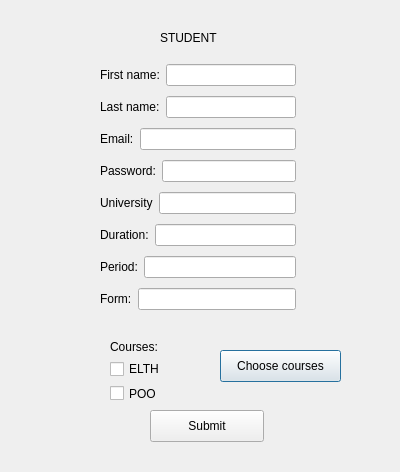
This is menustudent.ui in casalete/ErasmusIo as Qt 5 draws it before an edit. The edited form follows.
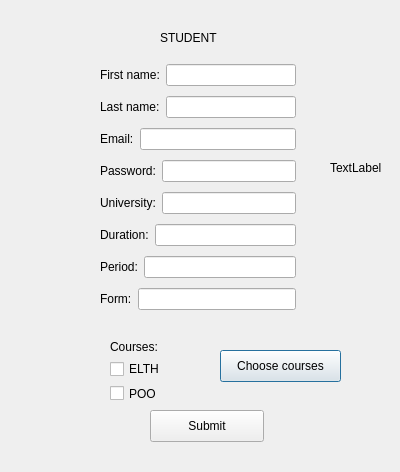
This is the edited form.

Commit message: update baza de date loginstudent, loginteacher, newuser, neterminat menustudent

```diff
--- a/menustudent.ui
+++ b/menustudent.ui
@@ -123,7 +123,7 @@
       <item>
        <widget class="QLabel" name="label_8">
         <property name="text">
-         <string>University</string>
+         <string>University:</string>
         </property>
        </widget>
       </item>
@@ -209,6 +209,19 @@
     </item>
    </layout>
   </widget>
+  <widget class="QLabel" name="label_11">
+   <property name="geometry">
+    <rect>
+     <x>330</x>
+     <y>160</y>
+     <width>59</width>
+     <height>16</height>
+    </rect>
+   </property>
+   <property name="text">
+    <string>TextLabel</string>
+   </property>
+  </widget>
  </widget>
  <resources/>
  <connections/>
```
The commit also changes 6 other files.
